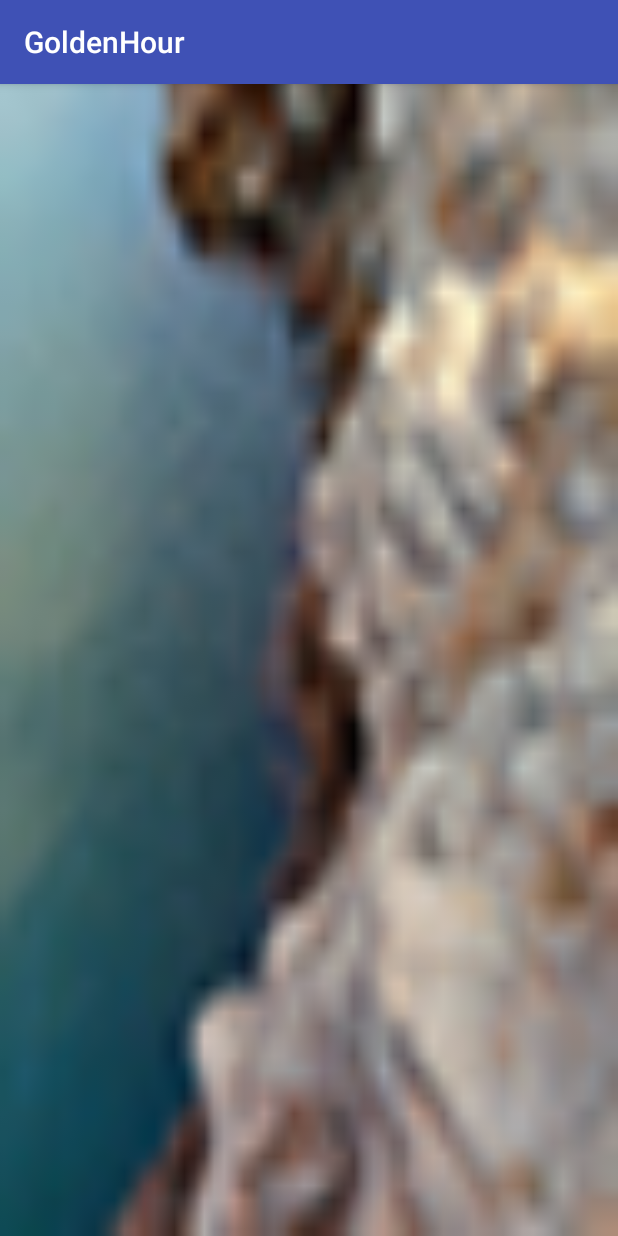
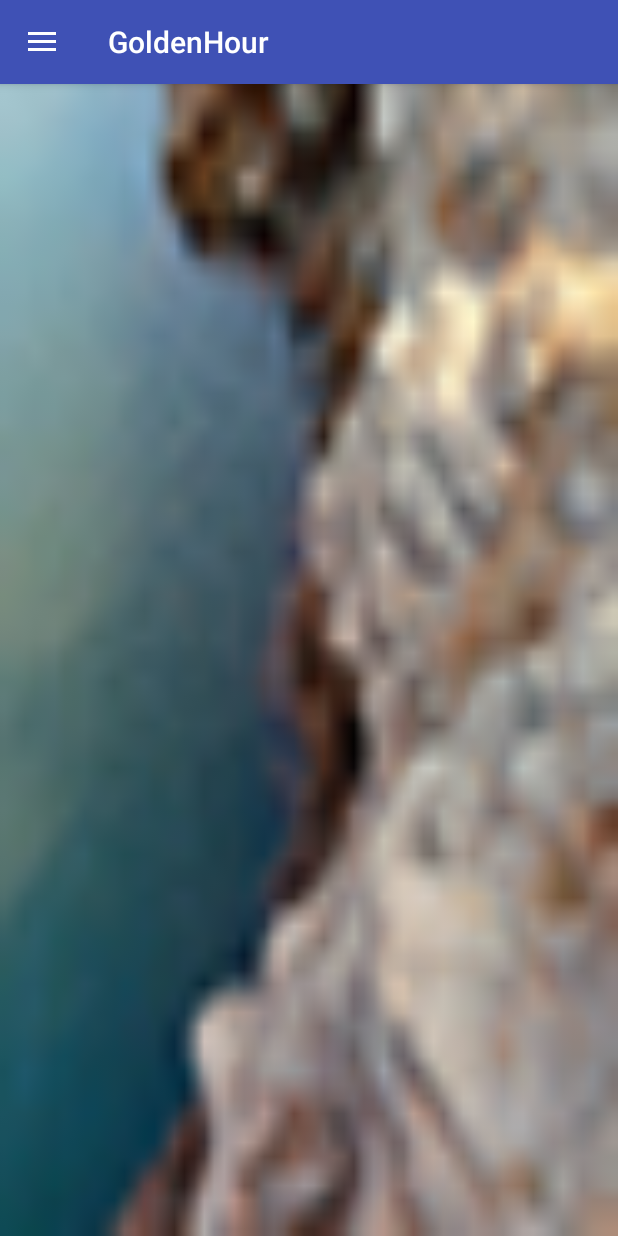
Before and after one commit to iionichi/GoldenHourResponse, an Android app: the HospitalActivity screen opened directly, with no data from a screen before it, on a phone screen of 412 x 824 dp. Run offline under Robolectric (Android 15) with nearby library versions, the phone set to English and light mode, and no system bars; our stand-ins replace Firebase (no records; nobody signed in at launch, a user with empty details on screens opened directly).

Commit message:
HospitalUI Complete.

```diff
--- a/app/src/main/AndroidManifest.xml
+++ b/app/src/main/AndroidManifest.xml
@@ -58,8 +58,10 @@
         <activity android:name=".DriverRegisterActivity" />
         <activity
             android:name=".StrangerMapActivity"
-            android:label="@string/title_activity_stranger_map"></activity>
+            android:label="@string/title_activity_stranger_map" />
         <activity android:name=".CustomerMainActivity" />
+        <activity android:name=".HospitalSettingsActivity" />
+        <activity android:name=".HospitalSettingActivity" />
     </application>
 
 </manifest>
--- a/app/src/main/java/com/example/acer/goldenhour/HospitalActivity.java
+++ b/app/src/main/java/com/example/acer/goldenhour/HospitalActivity.java
@@ -1,8 +1,15 @@
 package com.example.acer.goldenhour;
 
+import android.content.Intent;
+import android.provider.Settings;
+import android.support.annotation.NonNull;
+import android.support.design.widget.NavigationView;
+import android.support.v4.widget.DrawerLayout;
+import android.support.v7.app.ActionBarDrawerToggle;
 import android.support.v7.app.AppCompatActivity;
 import android.os.Bundle;
 import android.view.Gravity;
+import android.view.MenuItem;
 import android.view.ViewGroup;
 import android.widget.ArrayAdapter;
 import android.widget.LinearLayout;
@@ -20,7 +27,13 @@ import com.google.firebase.database.ValueEventListener;
 import java.util.ArrayList;
 import java.util.Map;
 
-public class HospitalActivity extends AppCompatActivity {
+public class HospitalActivity extends AppCompatActivity implements NavigationView.OnNavigationItemSelectedListener {
+
+
+
+    private DrawerLayout mDrawerLayoutHospital;
+    private ActionBarDrawerToggle mToggleHospital;
+    private NavigationView mNavigationView;
 
     private String hospitalId, userId;
 
@@ -33,6 +46,18 @@ public class HospitalActivity extends AppCompatActivity {
     protected void onCreate(Bundle savedInstanceState) {
         super.onCreate(savedInstanceState);
         setContentView(R.layout.activity_hospital);
+
+        mDrawerLayoutHospital = (DrawerLayout) findViewById(R.id.drawerSaur);
+        mToggleHospital = new ActionBarDrawerToggle(this,mDrawerLayoutHospital,R.string.open,R.string.close);
+        mDrawerLayoutHospital.addDrawerListener(mToggleHospital);
+        mToggleHospital.syncState();
+        getSupportActionBar().setDisplayHomeAsUpEnabled(true);
+
+        mNavigationView = findViewById(R.id.nv2);
+
+        if (mNavigationView != null){
+            mNavigationView.setNavigationItemSelectedListener(this);
+        }
 
         //mtext = findViewById(R.id.hospitalText);
         mUserList = findViewById(R.id.customerNameList);
@@ -116,4 +141,45 @@ public class HospitalActivity extends AppCompatActivity {
 //            linearLayout.addView(textView);                                     //inflating :)
 //        }
     }
+
+    @Override
+    public boolean onOptionsItemSelected(MenuItem item_driver) {
+        if (mToggleHospital.onOptionsItemSelected(item_driver)) {
+            return true;
+        }
+        return super.onOptionsItemSelected(item_driver);
+    }
+
+
+    @Override
+    public boolean onNavigationItemSelected(@NonNull MenuItem item) {
+        int id = item.getItemId();
+
+        switch (id){
+            case R.id.dashboard:
+//                Intent intent = new Intent(HospitalActivity.this, HospitalActivity.class);
+//                startActivity(intent);
+                break;
+
+            case R.id.profile_settings_hospital:
+                Intent intent = new Intent(HospitalActivity.this, HospitalSettingsActivity.class);
+                startActivity(intent);
+
+                break;
+
+            case R.id.Log_out_H:
+
+                String deviceId = Settings.Secure.getString(getApplicationContext().getContentResolver(), Settings.Secure.ANDROID_ID);
+                DatabaseReference HospiLogout = FirebaseDatabase.getInstance().getReference().child("LoggedIn").child(deviceId);
+                HospiLogout.removeValue();
+                FirebaseAuth.getInstance().signOut();
+                Intent intent6 = new Intent(HospitalActivity.this, MainActivity.class);
+                startActivity(intent6);
+                finish();
+                break;
+
+
+        }
+        return true;
+    }
 }
--- a/app/src/main/res/layout/activity_hospital.xml
+++ b/app/src/main/res/layout/activity_hospital.xml
@@ -1,4 +1,15 @@
 <?xml version="1.0" encoding="utf-8"?>
+
+<android.support.v4.widget.DrawerLayout xmlns:android="http://schemas.android.com/apk/res/android"
+    xmlns:app="http://schemas.android.com/apk/res-auto"
+    xmlns:tools="http://schemas.android.com/tools"
+    android:layout_width="match_parent"
+    android:layout_height="match_parent"
+    android:orientation="vertical"
+    android:id="@+id/drawerSaur"
+    tools:context="com.example.acer.goldenhour.HospitalSettingsActivity">
+
+
 <LinearLayout xmlns:android="http://schemas.android.com/apk/res/android"
     xmlns:app="http://schemas.android.com/apk/res-auto"
     xmlns:tools="http://schemas.android.com/tools"
@@ -7,10 +18,24 @@
     android:orientation="vertical"
     android:background="@drawable/three"
     android:id="@+id/addTextView"
-    tools:context="com.example.acer.goldenhour.DriverLoginActivity">
+    tools:context="com.example.acer.goldenhour.HospitalActivity">
 
     <ListView
         android:id="@+id/customerNameList"
         android:layout_width="wrap_content"
         android:layout_height="wrap_content" />
 </LinearLayout>
+
+    <android.support.design.widget.NavigationView
+        app:headerLayout="@layout/header_driver"
+        android:layout_width="wrap_content"
+        android:layout_height="match_parent"
+        android:background="@color/colorWhite"
+        app:itemIconTint="@color/colorBlack"
+        app:itemTextColor="@color/colorBlack"
+        app:menu="@menu/drawermenuhospital"
+        android:id="@+id/nv2"
+        android:layout_gravity="start">
+
+    </android.support.design.widget.NavigationView>
+</android.support.v4.widget.DrawerLayout>
--- /dev/null
+++ b/app/src/main/res/menu/drawermenuhospital.xml
@@ -0,0 +1,13 @@
+<?xml version="1.0" encoding="utf-8"?>
+<menu xmlns:android="http://schemas.android.com/apk/res/android">
+    <item android:id="@+id/dashboard"
+        android:title="dashboard"
+        android:icon="@drawable/ic_patient_service_black_24dp" />
+    <item android:id="@+id/profile_settings_hospital"
+        android:title="Settings"
+        android:icon="@drawable/ic_settings_black_24dp"/>
+    <item android:id="@+id/Log_out_H"
+        android:title="Logout"
+        android:icon="@drawable/logout_clipart"/>
+
+</menu>
```
Also changed, not shown: app/src/main/java/com/example/acer/goldenhour/HospitalSettingsActivity.java (added, +170 -0 lines), app/src/main/res/layout/activity_hospital_settings.xml (added, +106 -0 lines).
